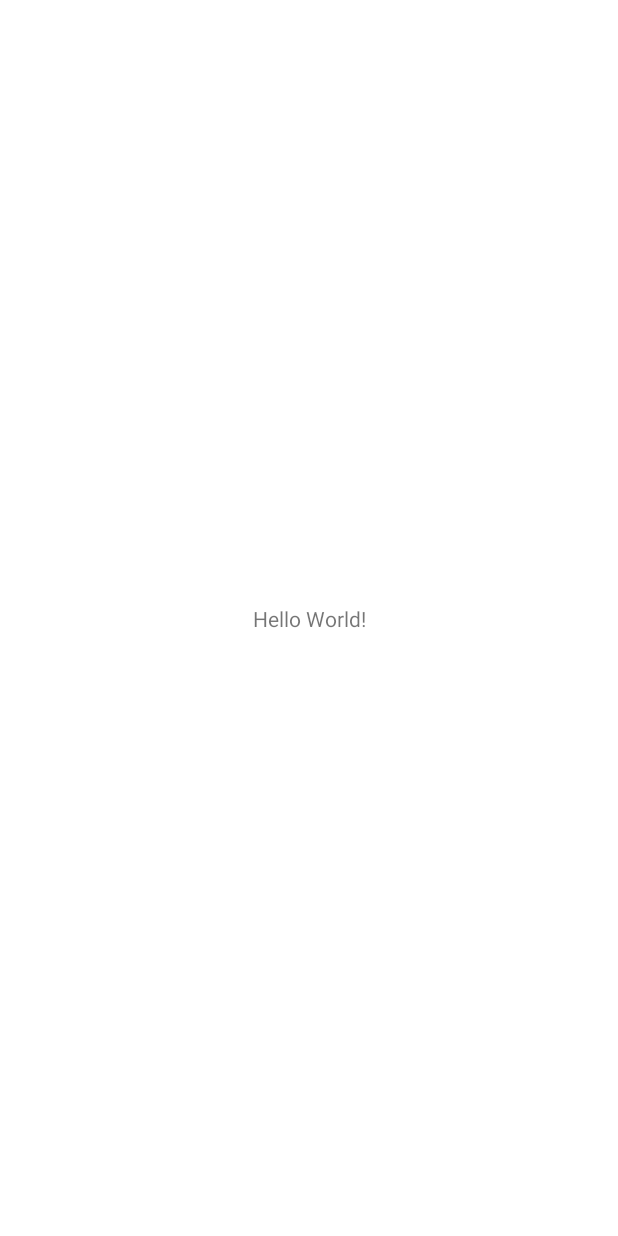
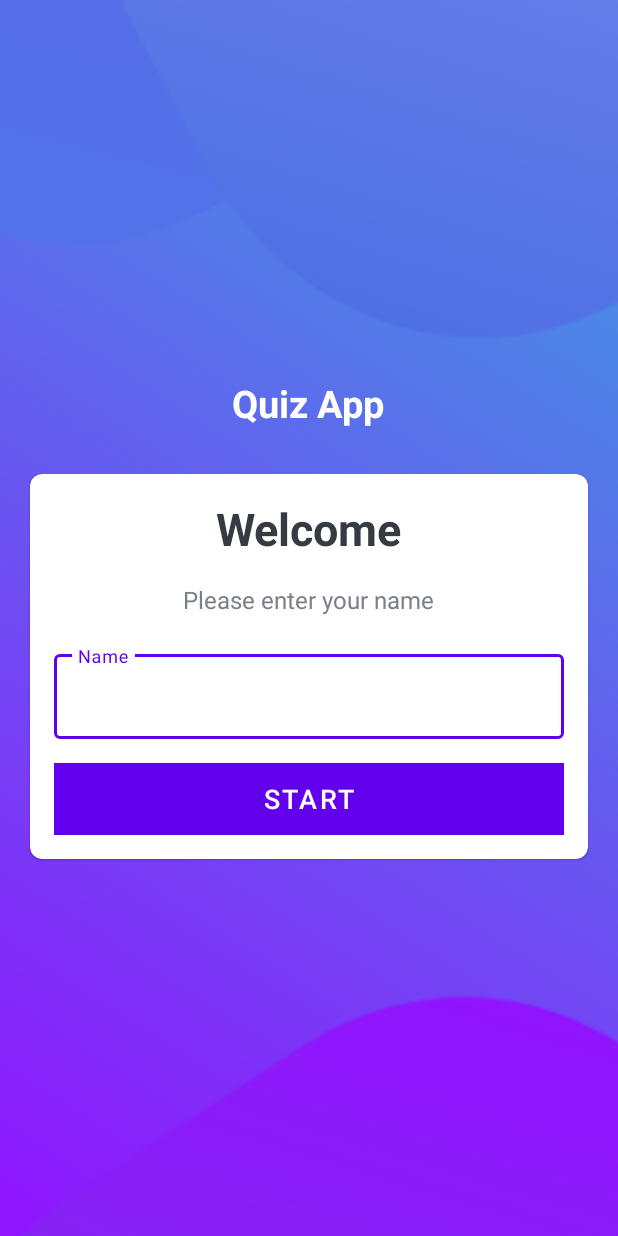
Before and after one commit to Denis-Andrei/QuizApp, an Android app: the screen it shows after launch (MainActivity), on a phone screen of 412 x 824 dp. Before the commit the screen is almost empty. Run offline under Robolectric (Android 15) with nearby library versions, the phone set to English and light mode, and no system bars.

Commit message:
Created the UI & disabled status bar

```diff
--- a/app/src/main/res/layout/activity_main.xml
+++ b/app/src/main/res/layout/activity_main.xml
@@ -1,18 +1,89 @@
 <?xml version="1.0" encoding="utf-8"?>
-<androidx.constraintlayout.widget.ConstraintLayout
+<LinearLayout
     xmlns:android="http://schemas.android.com/apk/res/android"
     xmlns:tools="http://schemas.android.com/tools"
     xmlns:app="http://schemas.android.com/apk/res-auto"
     android:layout_width="match_parent"
     android:layout_height="match_parent"
+    android:background="@drawable/ic_bg"
+    android:gravity="center"
+    android:orientation="vertical"
     tools:context=".MainActivity">
     <TextView
-      android:layout_width="wrap_content"
-      android:layout_height="wrap_content"
-      android:text="Hello World!"
-      app:layout_constraintBottom_toBottomOf="parent"
-      app:layout_constraintStart_toStartOf="parent"
-      app:layout_constraintEnd_toEndOf="parent"
-      app:layout_constraintTop_toTopOf="parent" />
+        android:layout_width="wrap_content"
+        android:layout_height="wrap_content"
+        android:text="Quiz App"
+        android:textSize="25sp"
+        android:layout_marginBottom="30dp"
+        android:textStyle="bold"
+        android:layout_gravity="center"
+        android:textColor="@color/white"
+        />
 
-  </androidx.constraintlayout.widget.ConstraintLayout>
+    <com.google.android.material.card.MaterialCardView
+        android:layout_width="match_parent"
+        android:layout_height="wrap_content"
+        android:layout_marginStart="20dp"
+        android:layout_marginEnd="20dp"
+        android:background="@color/white"
+        app:cardCornerRadius="8dp"
+        >
+
+        <LinearLayout
+            android:layout_width="match_parent"
+            android:layout_height="wrap_content"
+            android:layout_margin="16dp"
+            android:orientation="vertical">
+
+            <TextView
+                android:layout_width="wrap_content"
+                android:layout_height="wrap_content"
+                android:text="Welcome"
+                android:textSize="30sp"
+                android:textStyle="bold"
+                android:layout_gravity="center"
+                android:textColor="#363A43"
+                />
+
+            <TextView
+                android:layout_width="wrap_content"
+                android:layout_height="wrap_content"
+                android:text="Please enter your name"
+                android:textSize="16sp"
+                android:layout_marginTop="16dp"
+                android:layout_gravity="center"
+                android:textColor="#7A8089"
+                />
+
+            <com.google.android.material.textfield.TextInputLayout
+                android:layout_width="match_parent"
+                android:layout_height="wrap_content"
+                style="@style/Widget.MaterialComponents.TextInputLayout.OutlinedBox"
+                android:layout_marginTop="20dp"
+                >
+
+                <androidx.appcompat.widget.AppCompatEditText
+                    android:layout_width="match_parent"
+                    android:layout_height="wrap_content"
+                    android:hint="Name"
+                    android:inputType="textCapWords"
+                    android:textColorHint="#7A8089">
+
+                </androidx.appcompat.widget.AppCompatEditText>
+            </com.google.android.material.textfield.TextInputLayout>
+
+            <Button
+                android:layout_width="match_parent"
+                android:layout_height="wrap_content"
+                android:layout_marginTop="16dp"
+                android:background="@color/design_default_color_primary"
+                android:text="Start"
+                android:textColor="@color/white"
+                android:textSize="18sp"
+                />
+
+        </LinearLayout>
+
+    </com.google.android.material.card.MaterialCardView>
+
+  </LinearLayout>
--- a/app/src/main/res/values/themes.xml
+++ b/app/src/main/res/values/themes.xml
@@ -12,5 +12,6 @@
         <!-- Status bar color. -->
         <item name="android:statusBarColor" tools:targetApi="l">?attr/colorPrimaryVariant</item>
         <!-- Customize your theme here. -->
+        <item name="android:windowFullscreen">true</item>
     </style>
 </resources>
```
Also changed, not shown: app/src/main/res/drawable/ic_bg.png (added).
